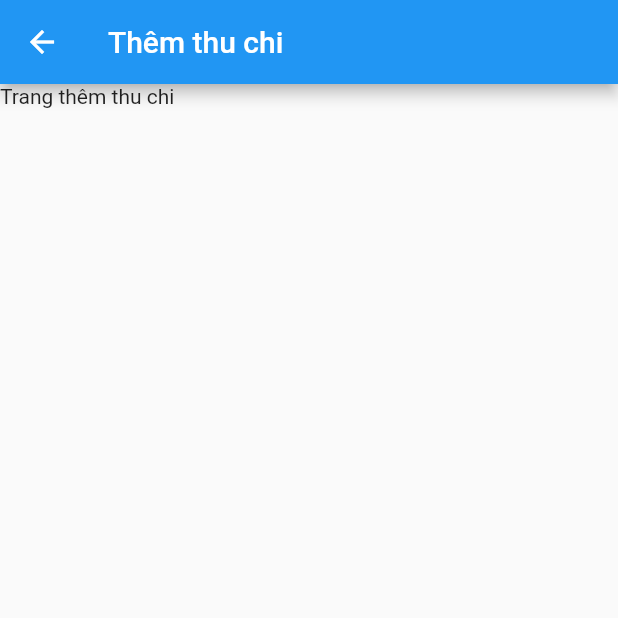
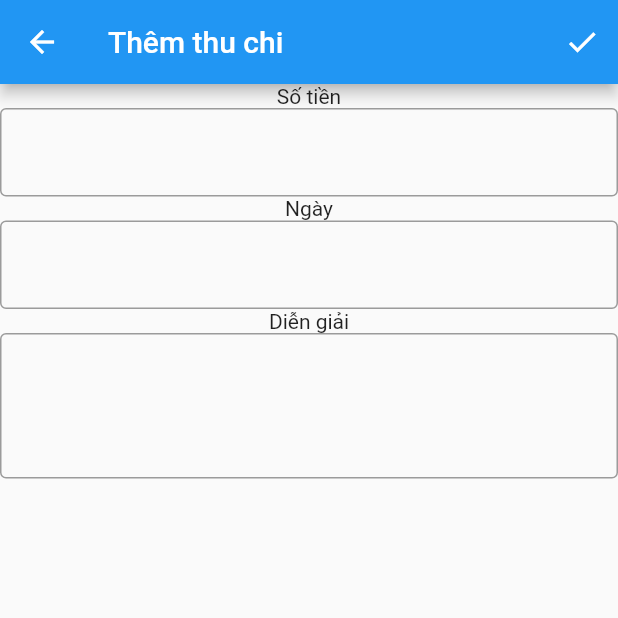
Before and after one commit to clb-khoa-hoc-ki-thuat/training_flutter_budget_app, a Flutter app: the TransactionCreatingScreen screen opened directly, on a phone screen of 412 x 824 dp, the top half of it. Run offline on Flutter 3.47's test engine with Material 2 defaults, Android fonts, the phone set to English and light mode, and no system bars.

Commit message:
Create a new transaction

```diff
--- a/lib/transaction_creating_screen.dart
+++ b/lib/transaction_creating_screen.dart
@@ -7,11 +7,59 @@ class TransactionCreatingScreen extends StatelessWidget {
 
   @override
   Widget build(BuildContext context) {
+    var amountController = TextEditingController();
+    var descriptionController = TextEditingController();
+    var dateController = TextEditingController();
+
     return Scaffold(
       appBar: AppBar(
         title: Text('Thêm thu chi'),
+        actions: [
+          IconButton(
+            onPressed: () {
+              var amountText = amountController.text;
+              var dateText = dateController.text;
+              var descriptionText = descriptionController.text;
+
+              Navigator.of(context).pop({
+                'amount': double.parse(amountText),
+                'date': dateText,
+                'description': descriptionText,
+              });
+            },
+            icon: Icon(
+              Icons.check,
+            ),
+          ),
+        ],
       ),
-      body: Text('Trang thêm thu chi'),
+      body: Column(
+        children: [
+          Text('Số tiền'),
+          TextField(
+            controller: amountController,
+            decoration: InputDecoration(
+              border: OutlineInputBorder(),
+            ),
+          ),
+          Text('Ngày'),
+          TextField(
+            controller: dateController,
+            decoration: InputDecoration(
+              border: OutlineInputBorder(),
+            ),
+          ),
+          Text('Diễn giải'),
+          TextField(
+            controller: descriptionController,
+            decoration: InputDecoration(
+              border: OutlineInputBorder(),
+            ),
+            minLines: 3,
+            maxLines: 3,
+          ),
+        ],
+      ),
     );
   }
 }
```
Also changed, not shown: lib/transaction_list_screen.dart (+35 -1 lines).
